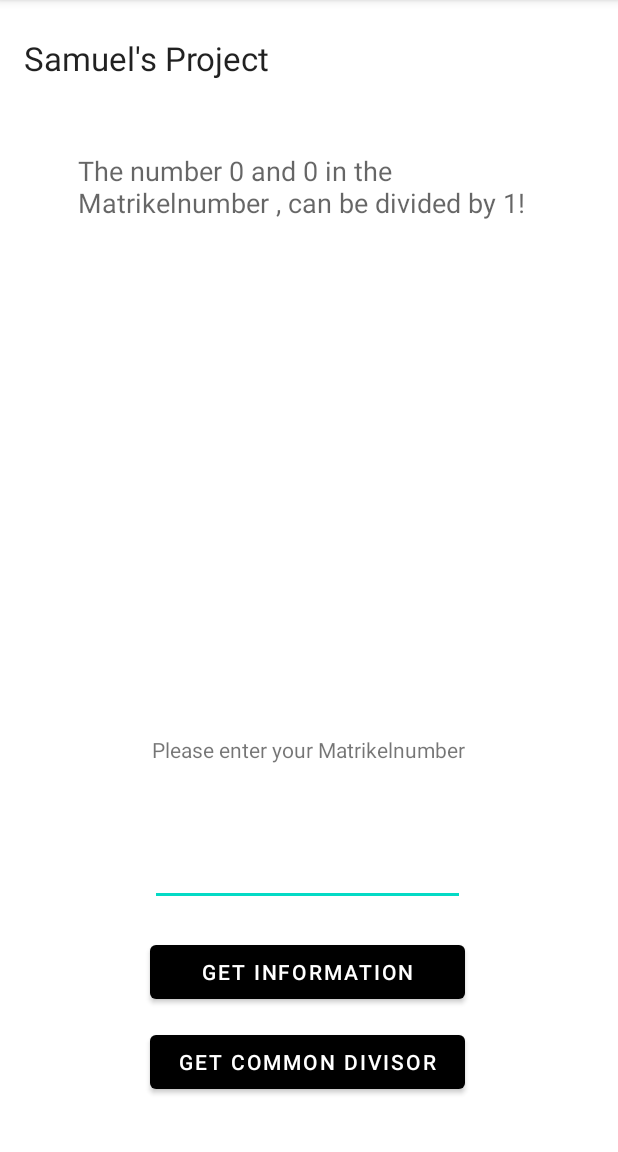
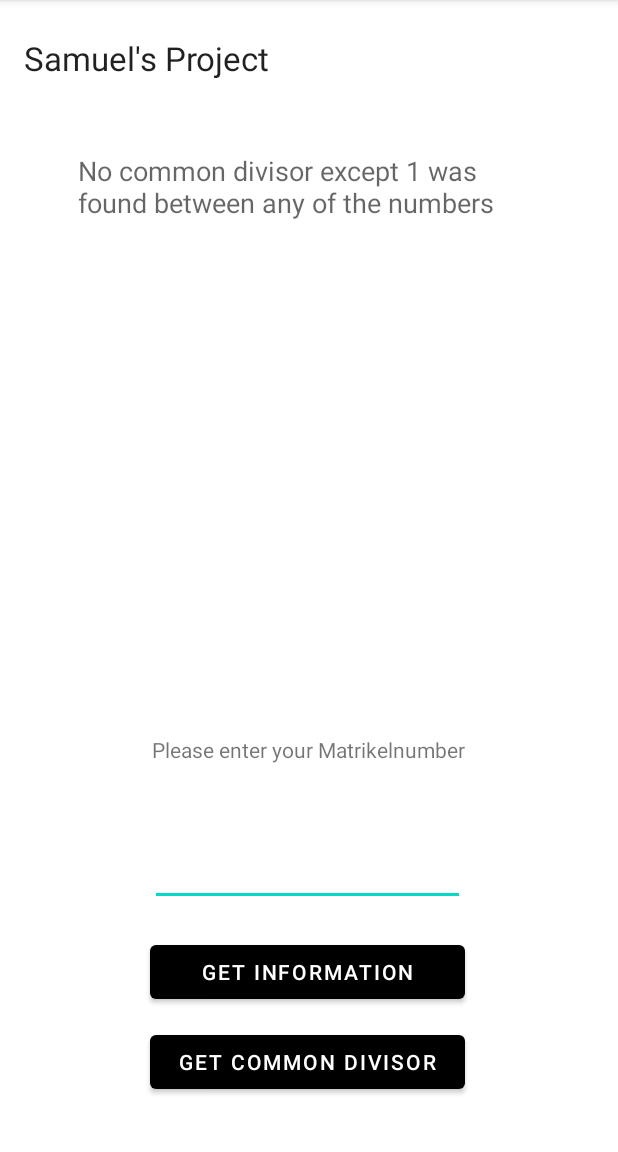
Before and after one commit to bigDegen/androidapp-se2, an Android app: the screen it shows after launch (MainActivity), after a tap on "GET COMMON DIVISOR", on a phone screen of 412 x 824 dp, the part 84-1236 px from its top. Run offline under Robolectric (Android 15) with nearby library versions, the phone set to English and light mode, and no system bars; 1 other tap on this screen came first.

Commit message:
refactoring (Long method) + added case for common divisor == 1 + documentation typo

```diff
--- a/app/src/main/java/com/example/se_einzelarbeit_ziegler/MainActivity.java
+++ b/app/src/main/java/com/example/se_einzelarbeit_ziegler/MainActivity.java
@@ -74,14 +74,14 @@ public class MainActivity extends AppCompatActivity implements View.OnClickListe
     /**
      * ***************************************************************************************************
      * This function gets invoked when the Get common divisor button is pressed
-     * It goes throw the matrikelnumber and tries to calculate a common divisor,
+     * It goes through the matrikelnumber and tries to calculate a common divisor,
      * two numbers get passed into the MathUtil.class - getGcd funtion
      * ***************************************************************************************************
      * (i could not extract from the assignement if the order is of relevance so i did not start the second
      * for loop at position i but rather skipped the same index numbers)
      */
     private void onBTNcalcdivisorClick() {
-        output.setText((String)"calculating common divisor...");
+        output.setText("calculating common divisor...");
         int firstnumber = 0, secondnumber = 0, divisor = 1;
         char[] matrikelnumberCharArr = inputMatNo.getText().toString().toCharArray();
         //go through the matrikelnumber and find a common divisor by calculating gcd
@@ -96,7 +96,8 @@ public class MainActivity extends AppCompatActivity implements View.OnClickListe
                 }
             }
         }
-        output.setText("The number " + firstnumber + " and " + secondnumber + " in the Matrikelnumber " + inputMatNo.getText().toString() + ", can be divided by " + divisor + "!");
+        if (divisor == 1) output.setText("No common divisor except 1 was found between any of the numbers");
+        else output.setText("The number " + firstnumber + " and " + secondnumber + " in the Matrikelnumber " + inputMatNo.getText().toString() + ", can be divided by " + divisor + "!");
     }
 
     /**
@@ -105,9 +106,10 @@ public class MainActivity extends AppCompatActivity implements View.OnClickListe
      * connection aswell as the sending of the message
      */
     private void onBTNgetinformationClick() {
-        boolean correctInput = inputMatNo.getText().toString().length() >= 7;
 
-        SendMessage messageSender = new SendMessage(this, correctInput, inputMatNo.getText().toString());
+        // Initialize message Sender
+        if (inputMatNo.getText().toString().length() >= 7) {
+            SendMessage messageSender = new SendMessage(this, inputMatNo.getText().toString(), R.id.txtOutput);
 
             // Sending message to Server, HOST and PORT are defined above
             try {
@@ -115,6 +117,7 @@ public class MainActivity extends AppCompatActivity implements View.OnClickListe
             } catch (Exception ex) {
                 displayError(ex.getMessage());
             }
+        } else displayError("The Matrikelnumber was too short!\nMin 7 digits");
     }
 
     /**
```
Lines whose indentation alone changed are shown as unchanged.
